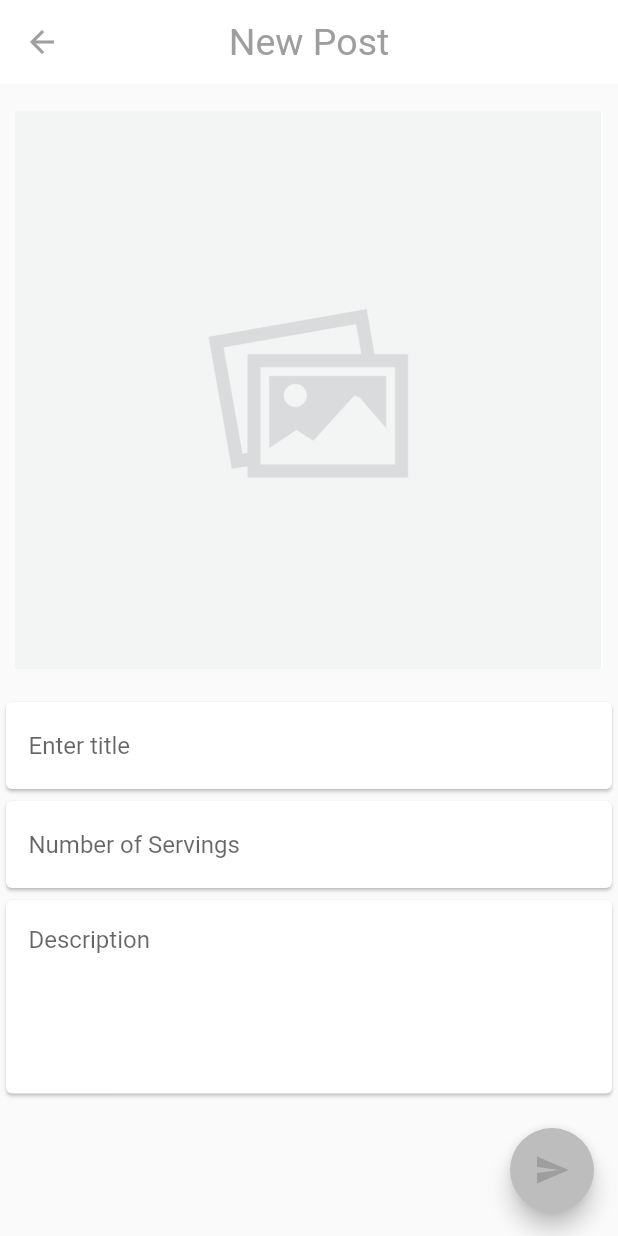
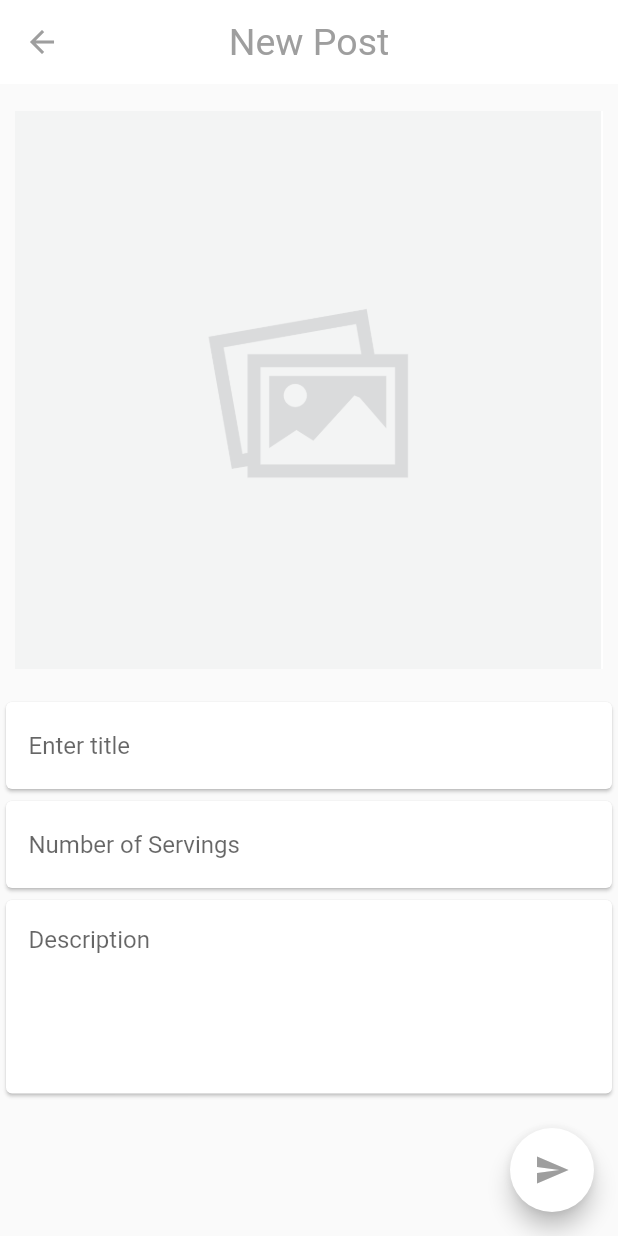
Before and after one commit to kazifarhan199/GrabGrub-App, a Flutter app: the Home screen opened directly, after a tap on the "add" icon, on a phone screen of 412 x 824 dp. Run offline on Flutter 3.47's test engine with Material 2 defaults, Android fonts, the phone set to English and light mode, and no system bars; our stand-ins replace cached_network_image, connectivity_plus, hive, image_picker; missing offline and left inert: easy_image_viewer; accounts and stored records are empty.

Commit message:
change: Changed floating button color

```diff
--- a/lib/main.dart
+++ b/lib/main.dart
@@ -57,9 +57,9 @@ class MyThemes {
           MaterialStateProperty.all<Color>(Color.fromARGB(255, 210, 210, 210)),
     )),
     floatingActionButtonTheme: FloatingActionButtonThemeData(
-        backgroundColor: Colors.grey[400],
-        focusColor: Colors.grey[700],
-        splashColor: Colors.grey),
+        backgroundColor: Colors.white,
+        focusColor: Colors.white,
+        splashColor: Colors.white),
     appBarTheme: AppBarTheme(
         backgroundColor: Colors.white,
         elevation: 0,
--- a/lib/screens/home.dart
+++ b/lib/screens/home.dart
@@ -88,7 +88,10 @@ class _HomeState extends State<Home> {
                             }),
               ),
         floatingActionButton: FloatingActionButton(
-          child: Icon(Icons.add),
+          child: Icon(
+            Icons.add,
+            color: Colors.grey,
+          ),
           onPressed: () => Navigator.of(context)
               .push(MaterialPageRoute(builder: (context) => PostCreate())),
         ));
```
